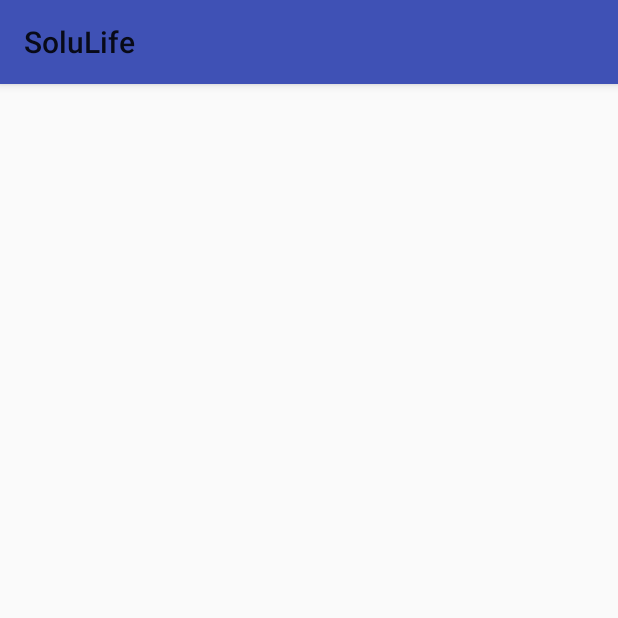
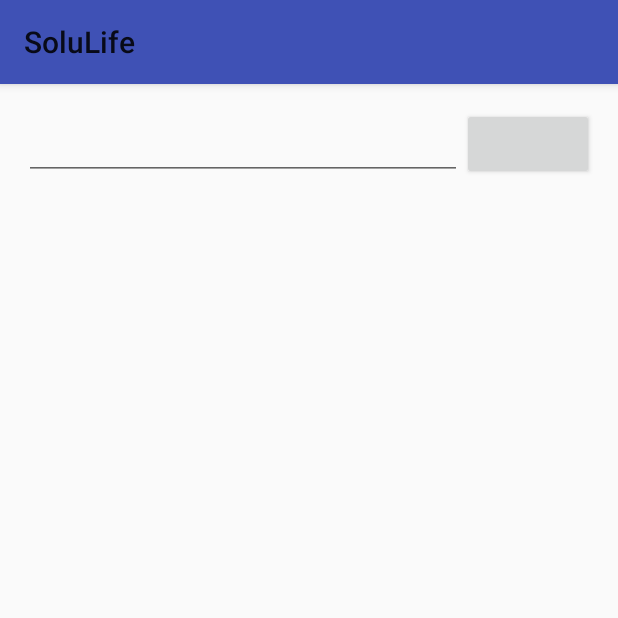
Before and after one commit to saeedjassani/SoluLife, an Android app: the IAmBoredActivity screen opened directly, with no data from a screen before it, on a phone screen of 412 x 824 dp, the top half of it. Run offline under Robolectric (Android 15) with nearby library versions, the phone set to English and light mode, and no system bars; our stand-ins replace Firebase (no records; nobody signed in at launch, a user with empty details on screens opened directly); 2 statements that could not run were skipped.

Commit message:
intitial commit

```diff
--- a/app/src/main/java/com/sapa/solulife/activities/IAmBoredActivity.java
+++ b/app/src/main/java/com/sapa/solulife/activities/IAmBoredActivity.java
@@ -2,13 +2,59 @@ package com.sapa.solulife.activities;
 
 import android.os.Bundle;
 import android.support.v7.app.AppCompatActivity;
+import android.support.v7.widget.RecyclerView;
+import android.view.View;
+import android.widget.Button;
+import android.widget.EditText;
+import android.widget.Toast;
+import com.google.firebase.FirebaseApp;
+import com.google.firebase.database.DatabaseReference;
+import com.google.firebase.database.FirebaseDatabase;
 import com.sapa.solulife.R;
 
 public class IAmBoredActivity extends AppCompatActivity {
+
+	RecyclerView recyclerView;
+	RecyclerView.Adapter adapter;
+	RecyclerView.LayoutManager layoutManager;
+	EditText editText;
+	Button  button;
+	FirebaseApp firebaseApp;
+	FirebaseDatabase firebaseDatabase;
+	DatabaseReference databaseReference;
+	private View.OnClickListener listener =  new View.OnClickListener() {
+		@Override
+		public void onClick(View view) {
+			switch (view.getId()) {
+				case R.id.chat_send_button:
+
+					break;
+			}
+		}
+	};
+
 
 	@Override
 	protected void onCreate(Bundle savedInstanceState) {
 		super.onCreate(savedInstanceState);
 		setContentView(R.layout.activity_iam_bored);
+
+		editText = (EditText) findViewById(R.id.chat_send_message);
+		button = (Button) findViewById(R.id.chat_send_button);
+
+
+		setUpFirebase();
+
+	}
+
+	private void setUpFirebase() {
+		firebaseApp = FirebaseApp.getInstance();
+		if (firebaseApp != null) {
+			firebaseDatabase = FirebaseDatabase.getInstance(firebaseApp);
+			databaseReference = firebaseDatabase.getReference("users");
+			button.setOnClickListener(listener);
+		} else {
+			Toast.makeText(IAmBoredActivity.this, "Not connected", Toast.LENGTH_SHORT).show();
+		}
 	}
 }
--- a/app/src/main/res/layout/activity_iam_bored.xml
+++ b/app/src/main/res/layout/activity_iam_bored.xml
@@ -11,4 +11,19 @@
         android:paddingBottom="@dimen/activity_vertical_margin"
         tools:context="com.sapa.solulife.activities.IAmBoredActivity">
 
+    <android.support.v7.widget.RecyclerView
+            android:layout_width="match_parent"
+            android:id="@+id/chat_recycler"
+            android:layout_height="wrap_content"/>
+
+    <LinearLayout android:layout_width="match_parent" android:layout_height="wrap_content">
+        <EditText android:layout_width="0dp"
+                  android:id="@+id/chat_send_message"
+                  android:layout_weight="1"
+                  android:layout_height="match_parent" android:inputType="textAutoComplete"/>
+        <Button
+                android:id="@+id/chat_send_button"
+                android:layout_width="wrap_content" android:layout_height="wrap_content"/>
+    </LinearLayout>
+
 </RelativeLayout>
```
Also changed, not shown: app/build.gradle (+9 -0 lines), app/src/main/java/com/sapa/solulife/adapters/ChapBotRecyclerAdapter.java (+32 -1 lines), app/src/main/java/com/sapa/solulife/utils/Constant.java (added, +17 -0 lines), app/src/main/res/layout/row_chat.xml (added, +13 -0 lines).
